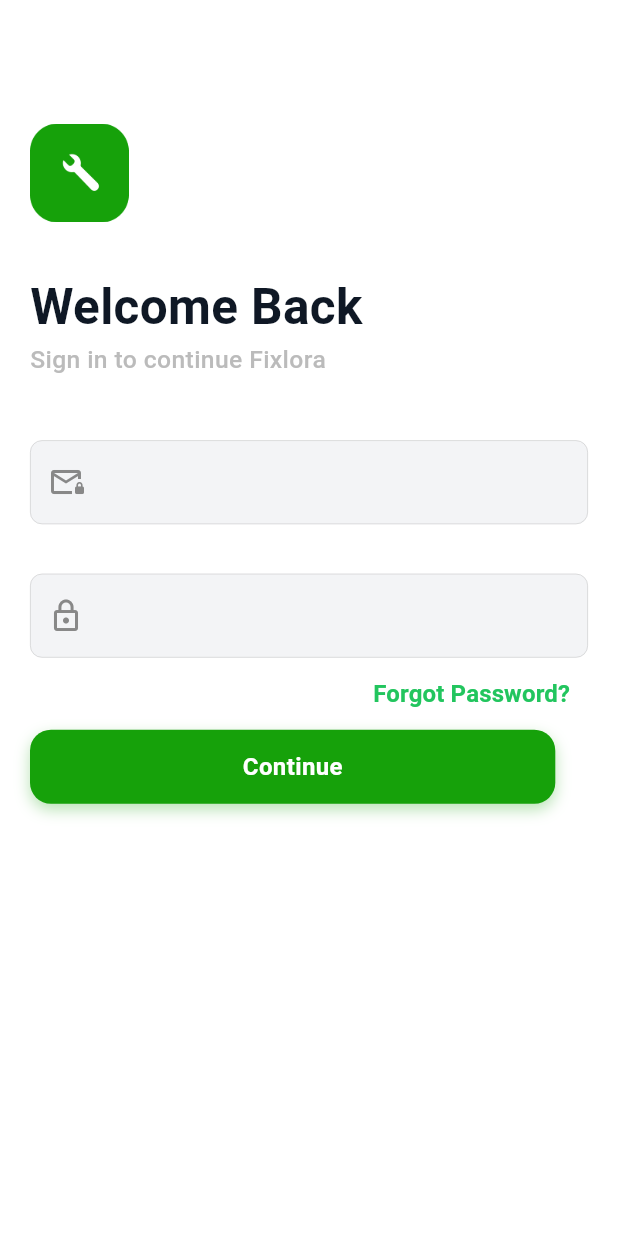
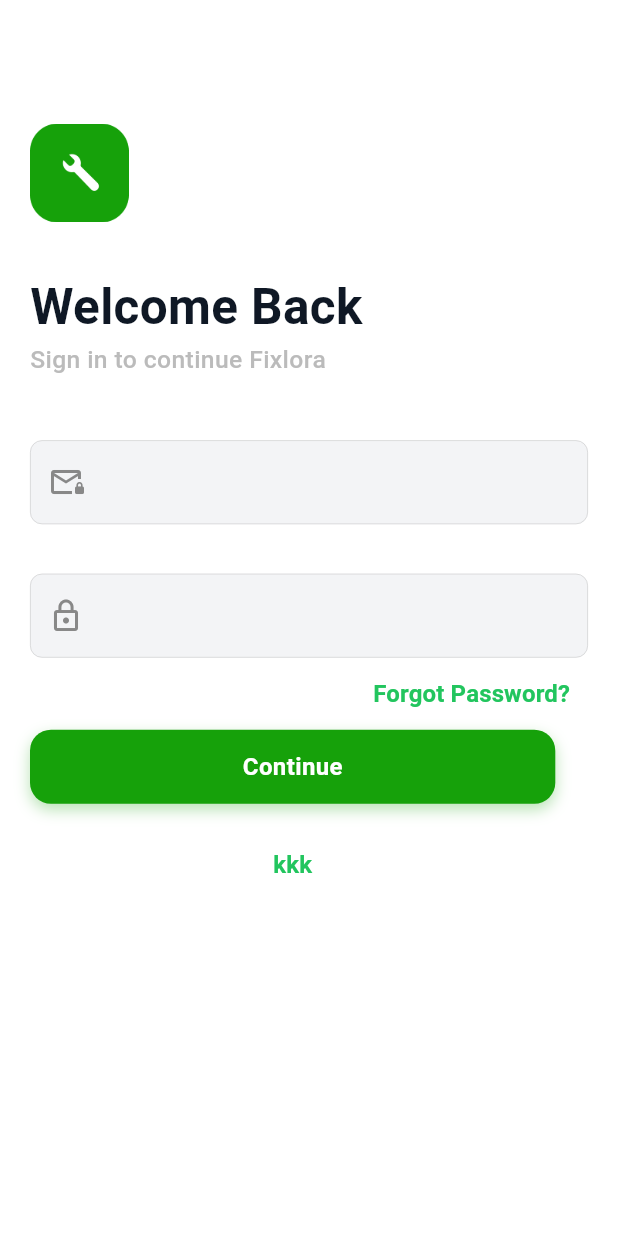
Before and after one commit to ashir227/Fixlora-HomeService, a Flutter app: the Loginscr screen opened directly, on a phone screen of 412 x 824 dp. Run offline on Flutter 3.47's test engine with Material 3 defaults, Android fonts, the phone set to English and light mode, and no system bars; our stand-ins replace firebase_core; accounts and stored records are empty.

```diff
--- a/New folder/lib/Screens/loginscr.dart
+++ b/New folder/lib/Screens/loginscr.dart
@@ -96,7 +96,11 @@
 
               Column(
                 crossAxisAlignment: CrossAxisAlignment.center,
-                children: [ReUseBtn()],
+                children: [
+                  ReUseBtn(),
+                  SizedBox(height: h * 0.02),
+                  Txtbtn(text: "kkk"),
+                ],
               ),
             ],
           ),
```
